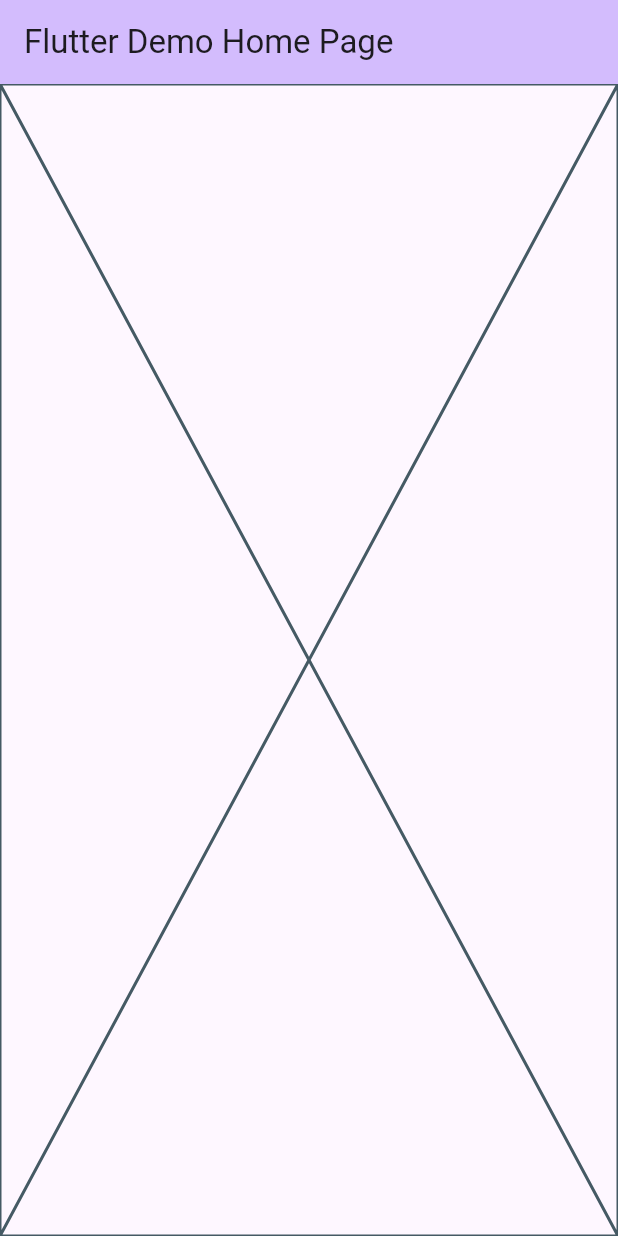
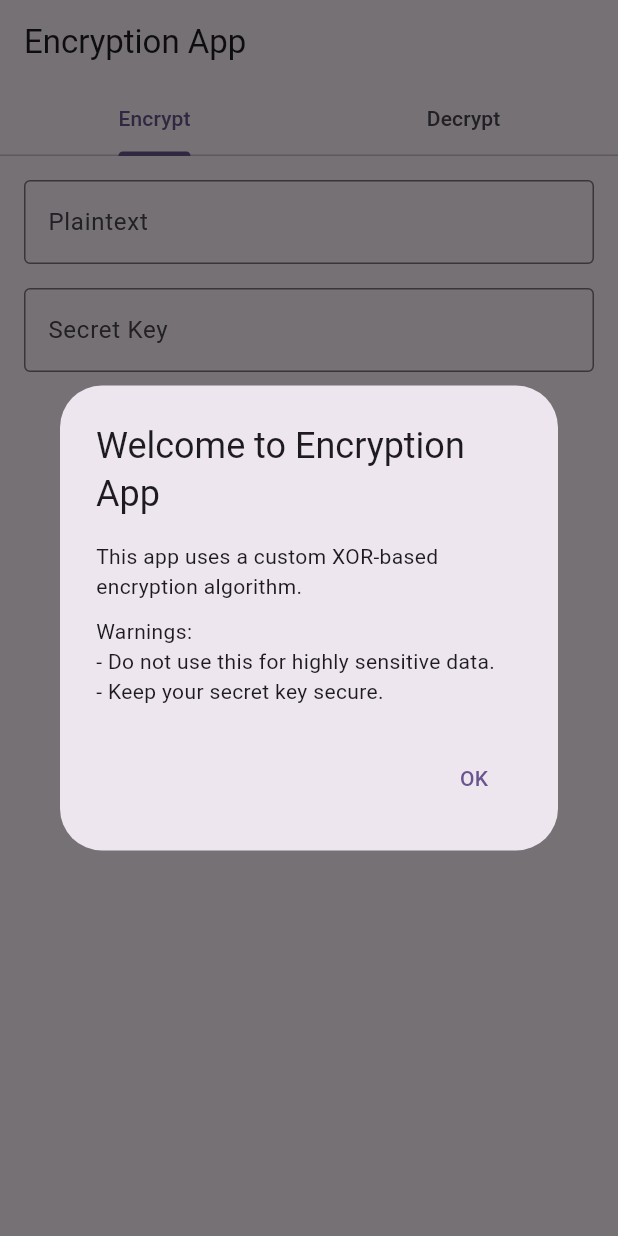
Before and after one commit to d3mastermind/LockIn, a Flutter app: the screen it shows after launch, on a phone screen of 412 x 824 dp. Run offline on Flutter 3.47's test engine with Material 3 defaults, Android fonts, the phone set to English and light mode, and no system bars.

Commit message:
functional app working

```diff
--- /dev/null
+++ b/lib/crypt_service.dart
@@ -0,0 +1,57 @@
+class CryptService {
+  // XOR-based encryption
+  static String _xorEncrypt(String plaintext, String key) {
+    String encrypted = "";
+    for (int i = 0; i < plaintext.length; i++) {
+      int charCode = plaintext.codeUnitAt(i) ^ key.codeUnitAt(i % key.length);
+      encrypted += String.fromCharCode(charCode);
+    }
+    return encrypted;
+  }
+
+  // Base62 encoding
+  static String _base62Encode(String input) {
+    const String base62Chars =
+        "0123456789ABCDEFGHIJKLMNOPQRSTUVWXYZabcdefghijklmnopqrstuvwxyz";
+    final List<int> bytes = input.codeUnits;
+    BigInt number = BigInt.zero;
+    for (int byte in bytes) {
+      number = (number << 8) + BigInt.from(byte);
+    }
+    String encoded = "";
+    while (number > BigInt.zero) {
+      encoded = base62Chars[(number % BigInt.from(62)).toInt()] + encoded;
+      number = number ~/ BigInt.from(62);
+    }
+    return encoded.isEmpty ? "0" : encoded;
+  }
+
+  // Base62 decoding
+  static String _base62Decode(String input) {
+    const String base62Chars =
+        "0123456789ABCDEFGHIJKLMNOPQRSTUVWXYZabcdefghijklmnopqrstuvwxyz";
+    BigInt number = BigInt.zero;
+    for (int i = 0; i < input.length; i++) {
+      number =
+          number * BigInt.from(62) + BigInt.from(base62Chars.indexOf(input[i]));
+    }
+    List<int> bytes = [];
+    while (number > BigInt.zero) {
+      bytes.insert(0, (number % BigInt.from(256)).toInt());
+      number = number ~/ BigInt.from(256);
+    }
+    return String.fromCharCodes(bytes);
+  }
+
+  // Encrypt and encode to Base62
+  static String encrypt(String plaintext, String key) {
+    String encrypted = _xorEncrypt(plaintext, key);
+    return _base62Encode(encrypted);
+  }
+
+  // Decode from Base62 and decrypt
+  static String decrypt(String encrypted, String key) {
+    String decoded = _base62Decode(encrypted);
+    return _xorEncrypt(decoded, key);
+  }
+}
--- a/lib/main.dart
+++ b/lib/main.dart
@@ -1,4 +1,7 @@
 import 'package:flutter/material.dart';
+
+import 'package:lock_in/crypt_service.dart';
+import 'package:flutter/services.dart';
 
 void main() {
   runApp(const LockIn());
@@ -7,38 +10,200 @@ void main() {
 class LockIn extends StatelessWidget {
   const LockIn({super.key});
 
-  // This widget is the root of your application.
   @override
   Widget build(BuildContext context) {
     return MaterialApp(
+      debugShowCheckedModeBanner: false,
       title: 'Flutter Demo',
       theme: ThemeData(
         colorScheme: ColorScheme.fromSeed(seedColor: Colors.deepPurple),
         useMaterial3: true,
       ),
-      home: const MyHomePage(title: 'Flutter Demo Home Page'),
+      home: HomePage(),
     );
   }
 }
 
-class MyHomePage extends StatefulWidget {
-  const MyHomePage({super.key, required this.title});
-
-  final String title;
+class HomePage extends StatefulWidget {
+  const HomePage({super.key});
 
   @override
-  State<MyHomePage> createState() => _MyHomePageState();
+  HomePageState createState() => HomePageState();
 }
 
-class _MyHomePageState extends State<MyHomePage> {
+class HomePageState extends State<HomePage>
+    with SingleTickerProviderStateMixin {
+  late TabController _tabController;
+  final TextEditingController _encryptTextController = TextEditingController();
+  final TextEditingController _decryptTextController = TextEditingController();
+  final TextEditingController _keyController = TextEditingController();
+  String _encryptedText = '';
+  String _decryptedText = '';
+
+  @override
+  void initState() {
+    super.initState();
+    _tabController = TabController(length: 2, vsync: this);
+    _showWelcomeDialog();
+  }
+
+  void _showWelcomeDialog() {
+    WidgetsBinding.instance.addPostFrameCallback((_) {
+      showDialog(
+        context: context,
+        builder: (context) => AlertDialog(
+          title: Text('Welcome to Encryption App'),
+          content: Column(
+            mainAxisSize: MainAxisSize.min,
+            crossAxisAlignment: CrossAxisAlignment.start,
+            children: [
+              Text('This app uses a custom XOR-based encryption algorithm.'),
+              SizedBox(height: 10),
+              Text('Warnings:'),
+              Text('- Do not use this for highly sensitive data.'),
+              Text('- Keep your secret key secure.'),
+            ],
+          ),
+          actions: [
+            TextButton(
+              onPressed: () => Navigator.pop(context),
+              child: Text('OK'),
+            ),
+          ],
+        ),
+      );
+    });
+  }
+
+  void _encrypt() {
+    String plaintext = _encryptTextController.text;
+    String key = _keyController.text;
+    setState(() {
+      _encryptedText = CryptService.encrypt(plaintext, key);
+    });
+  }
+
+  void _decrypt() {
+    String encrypted = _decryptTextController.text;
+    String key = _keyController.text;
+    setState(() {
+      _decryptedText = CryptService.decrypt(encrypted, key);
+    });
+  }
+
+  void _copyToClipboard(String text) {
+    Clipboard.setData(ClipboardData(text: text));
+    ScaffoldMessenger.of(context).showSnackBar(
+      SnackBar(content: Text('Copied to clipboard!')),
+    );
+  }
+
   @override
   Widget build(BuildContext context) {
     return Scaffold(
       appBar: AppBar(
-        backgroundColor: Theme.of(context).colorScheme.inversePrimary,
-        title: Text(widget.title),
+        title: Text('Encryption App'),
+        bottom: TabBar(
+          controller: _tabController,
+          tabs: [
+            Tab(text: 'Encrypt'),
+            Tab(text: 'Decrypt'),
+          ],
+        ),
       ),
-      body: Placeholder(),
+      body: TabBarView(
+        controller: _tabController,
+        children: [
+          // Encryption Tab
+          Padding(
+            padding: const EdgeInsets.all(16.0),
+            child: Column(
+              children: [
+                TextField(
+                  controller: _encryptTextController,
+                  decoration: InputDecoration(
+                    labelText: 'Plaintext',
+                    border: OutlineInputBorder(),
+                  ),
+                ),
+                SizedBox(height: 16),
+                TextField(
+                  controller: _keyController,
+                  decoration: InputDecoration(
+                    labelText: 'Secret Key',
+                    border: OutlineInputBorder(),
+                  ),
+                ),
+                SizedBox(height: 16),
+                ElevatedButton(
+                  onPressed: _encrypt,
+                  child: Text('Encrypt'),
+                ),
+                SizedBox(height: 16),
+                if (_encryptedText.isNotEmpty)
+                  GestureDetector(
+                    onTap: () => _copyToClipboard(_encryptedText),
+                    child: Container(
+                      padding: EdgeInsets.all(16),
+                      decoration: BoxDecoration(
+                        border: Border.all(color: Colors.blue),
+                        borderRadius: BorderRadius.circular(8),
+                      ),
+                      child: Text(
+                        _encryptedText,
+                        style: TextStyle(fontSize: 16),
+                      ),
+                    ),
+                  ),
+              ],
+            ),
+          ),
+          // Decryption Tab
+          Padding(
+            padding: const EdgeInsets.all(16.0),
+            child: Column(
+              children: [
+                TextField(
+                  controller: _decryptTextController,
+                  decoration: InputDecoration(
+                    labelText: 'Encrypted Text',
+                    border: OutlineInputBorder(),
+                  ),
+                ),
+                SizedBox(height: 16),
+                TextField(
+                  controller: _keyController,
+                  decoration: InputDecoration(
+                    labelText: 'Secret Key',
+                    border: OutlineInputBorder(),
+                  ),
+                ),
+                SizedBox(height: 16),
+                ElevatedButton(
+                  onPressed: _decrypt,
+                  child: Text('Decrypt'),
+                ),
+                SizedBox(height: 16),
+                if (_decryptedText.isNotEmpty)
+                  GestureDetector(
+                    onTap: () => _copyToClipboard(_decryptedText),
+                    child: Container(
+                      padding: EdgeInsets.all(16),
+                      decoration: BoxDecoration(
+                        border: Border.all(color: Colors.blue),
+                        borderRadius: BorderRadius.circular(8),
+                      ),
+                      child: Text(
+                        _decryptedText,
+                        style: TextStyle(fontSize: 16),
+                      ),
+                    ),
+                  ),
+              ],
+            ),
+          ),
+        ],
+      ),
     );
   }
 }
```
